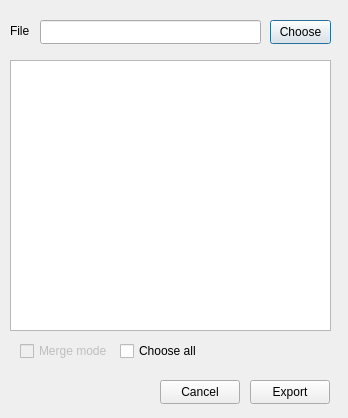
SoloMainDeveloper/TurbineQC, file curve/exporttoFLRdialog.ui: the form before one commit.
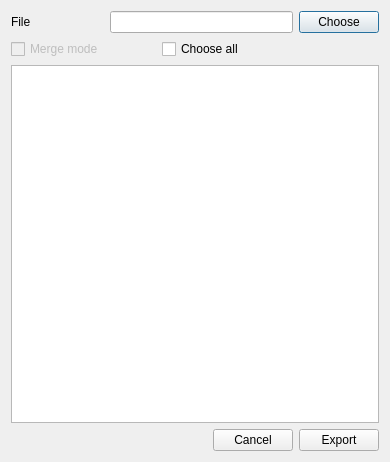
The form after the commit.

```diff
--- a/curve/exporttoFLRdialog.ui
+++ b/curve/exporttoFLRdialog.ui
@@ -6,8 +6,8 @@
    <rect>
     <x>0</x>
     <y>0</y>
-    <width>348</width>
-    <height>418</height>
+    <width>390</width>
+    <height>462</height>
    </rect>
   </property>
   <property name="sizePolicy">
@@ -19,110 +19,80 @@
   <property name="windowTitle">
    <string>ExportToFLRDialog</string>
   </property>
+  <layout class="QGridLayout" name="gridLayout">
+   <item row="0" column="1" colspan="3">
+    <widget class="QLineEdit" name="filePathLineEdit"/>
+   </item>
+   <item row="2" column="0" colspan="5">
+    <widget class="QListWidget" name="curveList"/>
+   </item>
+   <item row="0" column="0">
+    <widget class="QLabel" name="fileLabel">
+     <property name="sizePolicy">
+      <sizepolicy hsizetype="Minimum" vsizetype="Maximum">
+       <horstretch>0</horstretch>
+       <verstretch>0</verstretch>
+      </sizepolicy>
+     </property>
+     <property name="text">
+      <string>File</string>
+     </property>
+    </widget>
+   </item>
+   <item row="0" column="4">
   <widget class="QPushButton" name="choosePathButton">
-   <property name="geometry">
-    <rect>
-     <x>270</x>
-     <y>20</y>
-     <width>61</width>
-     <height>24</height>
-    </rect>
-   </property>
    <property name="text">
     <string>Choose</string>
    </property>
   </widget>
-  <widget class="QPushButton" name="cancelButton">
-   <property name="geometry">
-    <rect>
-     <x>160</x>
-     <y>380</y>
-     <width>80</width>
-     <height>24</height>
-    </rect>
-   </property>
-   <property name="text">
-    <string>Cancel</string>
-   </property>
-  </widget>
-  <widget class="QPushButton" name="exportButton">
-   <property name="geometry">
-    <rect>
-     <x>250</x>
-     <y>380</y>
-     <width>80</width>
-     <height>24</height>
-    </rect>
-   </property>
-   <property name="text">
-    <string>Export</string>
-   </property>
-  </widget>
+   </item>
+   <item row="1" column="0">
   <widget class="QCheckBox" name="mergeModeCheckbox">
    <property name="enabled">
     <bool>false</bool>
    </property>
-   <property name="geometry">
-    <rect>
-     <x>20</x>
-     <y>340</y>
-     <width>101</width>
-     <height>22</height>
-    </rect>
+     <property name="sizePolicy">
+      <sizepolicy hsizetype="Preferred" vsizetype="Fixed">
+       <horstretch>0</horstretch>
+       <verstretch>0</verstretch>
+      </sizepolicy>
    </property>
    <property name="text">
     <string>Merge mode</string>
    </property>
   </widget>
-  <widget class="QLabel" name="fileLabel">
-   <property name="geometry">
-    <rect>
-     <x>10</x>
-     <y>23</y>
-     <width>49</width>
-     <height>16</height>
-    </rect>
-   </property>
+   </item>
+   <item row="4" column="4">
+    <widget class="QPushButton" name="exportButton">
    <property name="text">
-    <string>File</string>
-   </property>
-  </widget>
-  <widget class="QLineEdit" name="filePathLineEdit">
-   <property name="geometry">
-    <rect>
-     <x>40</x>
-     <y>20</y>
-     <width>221</width>
-     <height>24</height>
-    </rect>
-   </property>
-  </widget>
-  <widget class="QListWidget" name="curveList">
-   <property name="geometry">
-    <rect>
-     <x>10</x>
-     <y>60</y>
-     <width>321</width>
-     <height>271</height>
-    </rect>
-   </property>
-  </widget>
+      <string>Export</string>
+     </property>
+    </widget>
+   </item>
+   <item row="4" column="3">
+    <widget class="QPushButton" name="cancelButton">
+     <property name="text">
+      <string>Cancel</string>
+     </property>
+    </widget>
+   </item>
+   <item row="1" column="2" colspan="2">
   <widget class="QCheckBox" name="chooseAllCheckbox">
    <property name="enabled">
     <bool>true</bool>
    </property>
-   <property name="geometry">
-    <rect>
-     <x>120</x>
-     <y>340</y>
-     <width>101</width>
-     <height>22</height>
-    </rect>
+     <property name="sizePolicy">
+      <sizepolicy hsizetype="Preferred" vsizetype="Fixed">
+       <horstretch>0</horstretch>
+       <verstretch>0</verstretch>
+      </sizepolicy>
    </property>
    <property name="text">
     <string>Choose all</string>
    </property>
   </widget>
+   </item>
+  </layout>
  </widget>
  <layoutdefault spacing="6" margin="11"/>
  <resources/>
```
Lines whose indentation alone changed are shown as unchanged.
